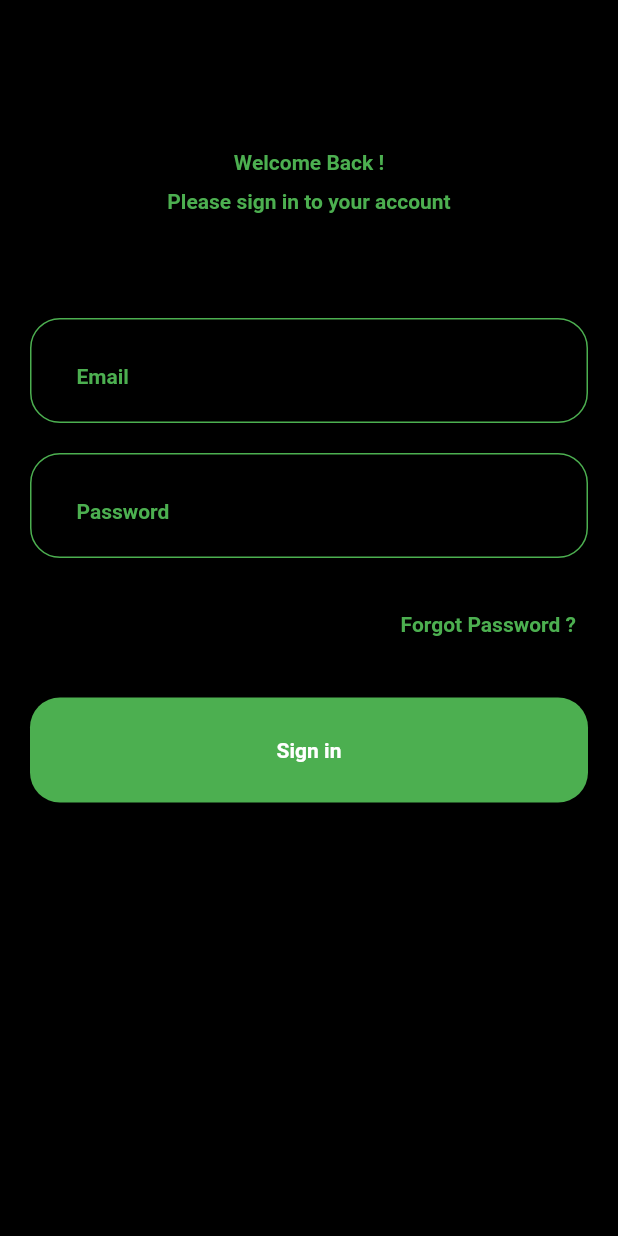
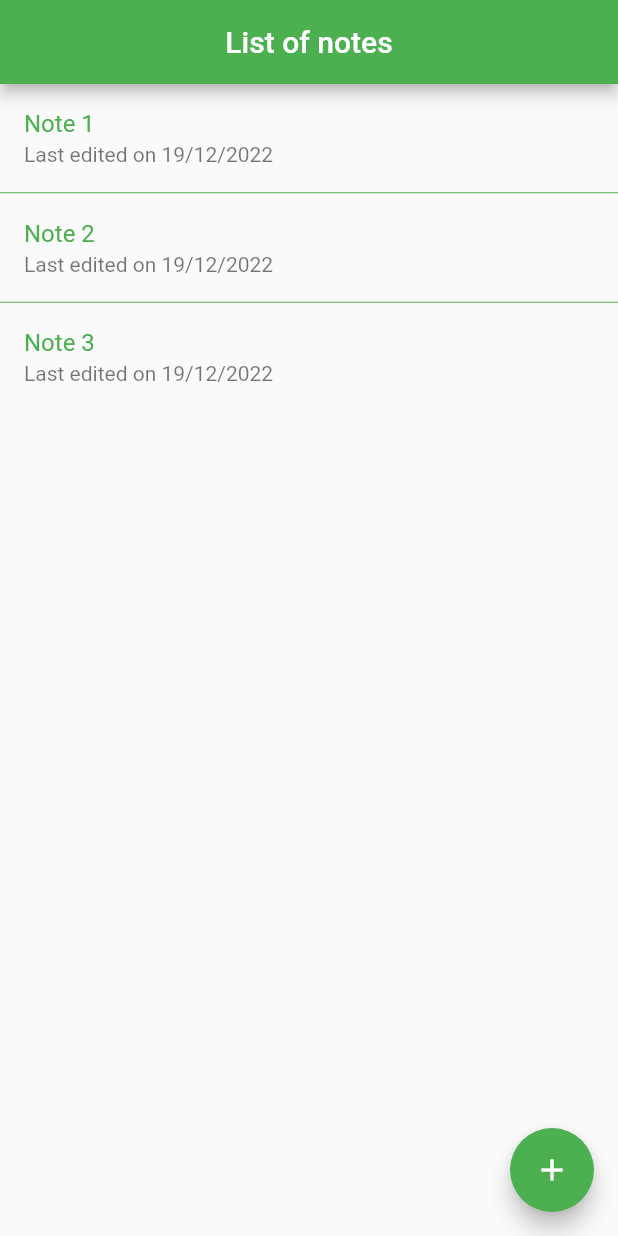
Before and after one commit to ClichyMercury/todo_list, a Flutter app: the screen it shows after launch, on a phone screen of 412 x 824 dp. Run offline on Flutter 3.47's test engine with Material 2 defaults, Android fonts, the phone set to English and light mode, and no system bars; our stand-ins replace equatable.

Commit message:
add list implementation

```diff
--- /dev/null
+++ b/lib/features/home/presenter/note_list.dart
@@ -0,0 +1,56 @@
+import 'package:flutter/material.dart';
+import 'package:todo_list/features/home/presenter/pages/note_modify.dart';
+import 'package:todo_list/features/home/utils/models/note_for_listing.dart';
+
+class Notelist extends StatelessWidget {
+  Notelist({super.key});
+
+  final notes = [
+    new NoteForListing(
+        noteID: "1",
+        noteTitle: "Note 1",
+        createDateTime: DateTime.now(),
+        lastEditDateTime: DateTime.now()),
+    new NoteForListing(
+        noteID: "2",
+        noteTitle: "Note 2",
+        createDateTime: DateTime.now(),
+        lastEditDateTime: DateTime.now()),
+    new NoteForListing(
+        noteID: "3",
+        noteTitle: "Note 3",
+        createDateTime: DateTime.now(),
+        lastEditDateTime: DateTime.now())
+  ];
+
+  String formatDateTime(DateTime dateTime) {
+    return '${dateTime.day}/${dateTime.month}/${dateTime.year}';
+  }
+
+  @override
+  Widget build(BuildContext context) {
+    return Scaffold(
+      appBar: AppBar(centerTitle: true, title: const Text("List of notes")),
+      floatingActionButton: FloatingActionButton(
+        onPressed: () {
+          Navigator.of(context).push(MaterialPageRoute(
+            builder: (context) => const NoteModify(),
+          ));
+        },
+        child: const Icon(Icons.add),
+      ),
+      body: ListView.separated(
+        separatorBuilder: (_, __) => Divider(height: 1, color: Colors.green),
+        itemBuilder: (_, index) {
+          return ListTile(
+            title: Text(notes[index].noteTitle,
+                style: TextStyle(color: Theme.of(context).primaryColor)),
+            subtitle: Text(
+                'Last edited on ${formatDateTime(notes[index].lastEditDateTime)}'),
+          );
+        },
+        itemCount: notes.length,
+      ),
+    );
+  }
+}
--- /dev/null
+++ b/lib/features/home/presenter/pages/note_modify.dart
@@ -0,0 +1,27 @@
+import 'package:flutter/material.dart';
+
+class NoteModify extends StatelessWidget {
+  const NoteModify({super.key});
+
+  @override
+  Widget build(BuildContext context) {
+    return Scaffold(
+      appBar: AppBar(title: Text('Create note')),
+      body: Padding(
+        padding: const EdgeInsets.all(12.0),
+        child: Column(
+          children: const [
+            TextField(
+              decoration: InputDecoration(hintText: 'Note Title'),
+            ),
+            SizedBox(height: 10),
+            TextField(
+              decoration: InputDecoration(hintText: 'Note Content'),
+            ),
+
+          ],
+        ),
+      ),
+    );
+  }
+}
--- /dev/null
+++ b/lib/features/home/utils/models/note_for_listing.dart
@@ -0,0 +1,13 @@
+class NoteForListing {
+  final String noteID;
+  final String noteTitle;
+  final DateTime createDateTime;
+  final DateTime lastEditDateTime;
+
+  NoteForListing({
+    required this.noteID,
+    required this.noteTitle,
+    required this.createDateTime,
+    required this.lastEditDateTime,
+  });
+}
--- a/lib/features/loginAndRegister/presenter/pages/login_page.dart
+++ b/lib/features/loginAndRegister/presenter/pages/login_page.dart
@@ -31,7 +31,8 @@ class _LoginPageState extends State<LoginPage> {
         child: SingleChildScrollView(
           child: Column(
             children: [
-              SizedBox(height: 50.0),
+              //SizedBox(height: 50.0),
+              Image.asset("assets/images/pngwing.com.png"),
               _buildHeader(),
               SizedBox(height: 10.0),
               Text(
@@ -58,7 +59,7 @@ class _LoginPageState extends State<LoginPage> {
                 textInputAction: TextInputAction.done,
                 controller: userPass,
                 image: 'hide.svg',
-                isObs: true,
+                isObs: false,
                 hintTxt: 'Password',
               ),
               SizedBox(height: 10.0),
@@ -79,7 +80,7 @@ class _LoginPageState extends State<LoginPage> {
                   ),
                 ),
               ),
-              SizedBox(height: 25.0),
+              SizedBox(height: 10.0),
               Align(
                 alignment: Alignment.bottomCenter,
                 child: Column(
--- a/lib/main.dart
+++ b/lib/main.dart
@@ -1,5 +1,6 @@
 import 'package:flutter/material.dart';
 
+import 'features/home/presenter/note_list.dart';
 import 'features/loginAndRegister/presenter/pages/login_page.dart';
 
 void main() {
@@ -17,7 +18,7 @@ class MyApp extends StatelessWidget {
       theme: ThemeData(
         primarySwatch: Colors.green,
       ),
-      home: LoginPage(),
+      home: Notelist(),
     );
   }
 }
--- a/pubspec.yaml
+++ b/pubspec.yaml
@@ -61,9 +61,8 @@ flutter:
   uses-material-design: true
 
   # To add assets to your application, add an assets section, like this:
-  # assets:
-  #   - images/a_dot_burr.jpeg
-  #   - images/a_dot_ham.jpeg
+  assets:
+     - assets/images/
 
   # An image asset can refer to one or more resolution-specific "variants", see
   # https://flutter.dev/assets-and-images/#resolution-aware
```
Also changed, not shown: assets/images/pngwing.com.png (added).
